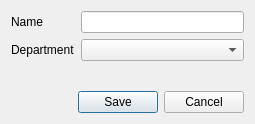
Arquanite/KettleClient, file dialogs/statedialog.ui: the form before one commit.
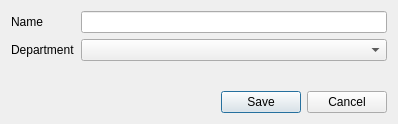
The form after the commit.

The edit to the form file:
```diff
--- a/dialogs/statedialog.ui
+++ b/dialogs/statedialog.ui
@@ -6,7 +6,7 @@
    <rect>
     <x>0</x>
     <y>0</y>
-    <width>255</width>
+    <width>398</width>
     <height>124</height>
    </rect>
   </property>
```
